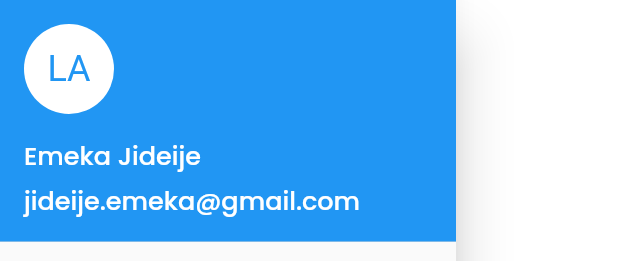
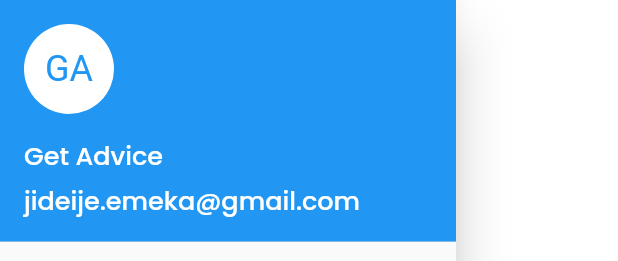
Before and after one commit to JideijeEmeka/life_advice, a Flutter app: the AppDrawer widget shown alone on an empty page, opened directly, on a phone screen of 412 x 824 dp. Shown: the top 261 px of the screen. Run offline on Flutter 3.47's test engine with Material 2 defaults, Android fonts, the phone set to English and light mode, and no system bars; drawn by our look-alikes of overlay_support; our stand-ins replace connectivity_plus, google_fonts, internet_connection_checker, mvc_pattern, persistent_bottom_nav_bar_v2, shared_preferences; accounts and stored records are empty.

Commit message:
Edit drawer view

```diff
--- a/lib/widgets/drawer_widget.dart
+++ b/lib/widgets/drawer_widget.dart
@@ -35,13 +35,13 @@ class _AppDrawerState extends StateMVC<AppDrawer> {
                   const CircleAvatar(
                     radius: 30,
                     backgroundColor: Colors.white,
-                    child: Text('LA', style: TextStyle(
+                    child: Text('GA', style: TextStyle(
                         fontSize: 24, color: Colors.blue
                     ),),
                   ),
                   Padding(
                     padding: const EdgeInsets.only(top: 15, bottom: 5),
-                    child: Text('Emeka Jideije', style: AppTextStyles.normalTextStyle(
+                    child: Text('Get Advice', style: AppTextStyles.normalTextStyle(
                         color: Colors.white)),
                   ),
                   Text('jideije.emeka@gmail.com', style: AppTextStyles.normalTextStyle(
```
